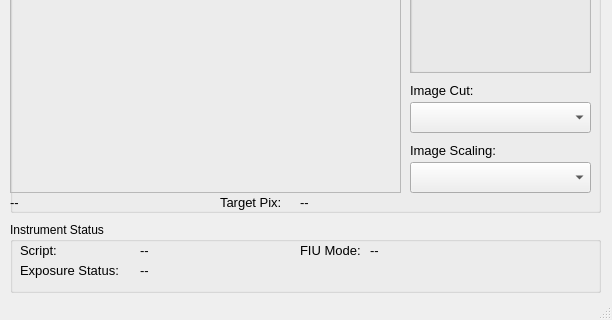
Qt form kpf/TT_GUI/TipTiltGUI.ui (KeckObservatory/KPFTranslator) before a commit; both pictures show x 0 to 612 and y 618 to 938 of the 612 by 938 pixel window.
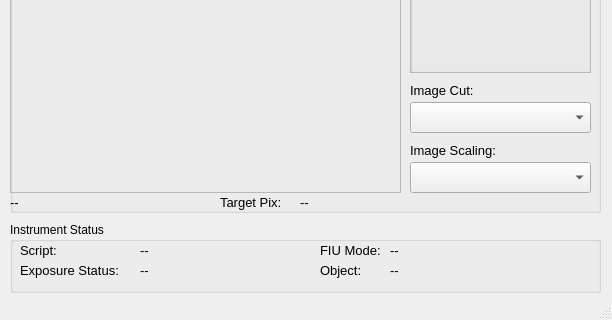
The same form after that commit.

Commit message: Add OBJECT value

```diff
--- a/kpf/TT_GUI/TipTiltGUI.ui
+++ b/kpf/TT_GUI/TipTiltGUI.ui
@@ -950,7 +950,7 @@
     <widget class="QLabel" name="FIUModeLabel">
      <property name="geometry">
       <rect>
-       <x>290</x>
+       <x>310</x>
        <y>20</y>
        <width>71</width>
        <height>16</height>
@@ -986,9 +986,9 @@
     <widget class="QLabel" name="FIUModeValue">
      <property name="geometry">
       <rect>
-       <x>360</x>
+       <x>380</x>
        <y>20</y>
-       <width>221</width>
+       <width>201</width>
        <height>16</height>
       </rect>
      </property>
@@ -1006,7 +1006,43 @@
       <rect>
        <x>130</x>
        <y>40</y>
-       <width>451</width>
+       <width>171</width>
+       <height>16</height>
+      </rect>
+     </property>
+     <property name="font">
+      <font>
+       <pointsize>10</pointsize>
+      </font>
+     </property>
+     <property name="text">
+      <string>--</string>
+     </property>
+    </widget>
+    <widget class="QLabel" name="ObjectLabel">
+     <property name="geometry">
+      <rect>
+       <x>310</x>
+       <y>40</y>
+       <width>71</width>
+       <height>16</height>
+      </rect>
+     </property>
+     <property name="font">
+      <font>
+       <pointsize>10</pointsize>
+      </font>
+     </property>
+     <property name="text">
+      <string>Object:</string>
+     </property>
+    </widget>
+    <widget class="QLabel" name="ObjectValue">
+     <property name="geometry">
+      <rect>
+       <x>380</x>
+       <y>40</y>
+       <width>201</width>
        <height>16</height>
       </rect>
      </property>
```
The commit also changes 1 other file.
